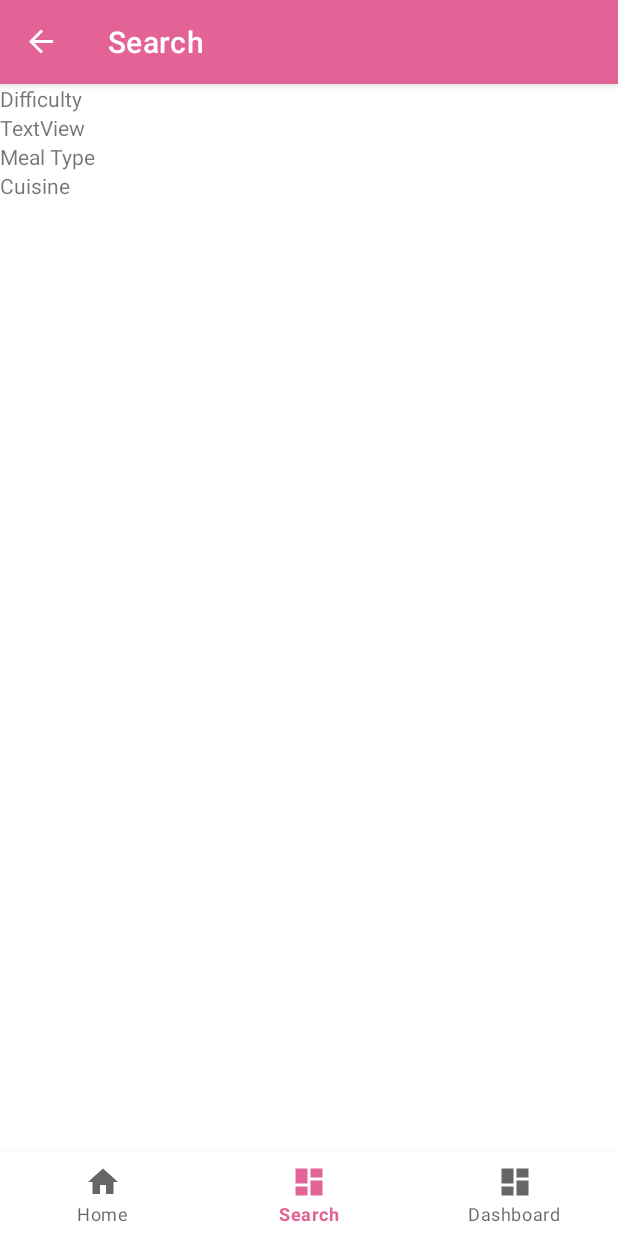
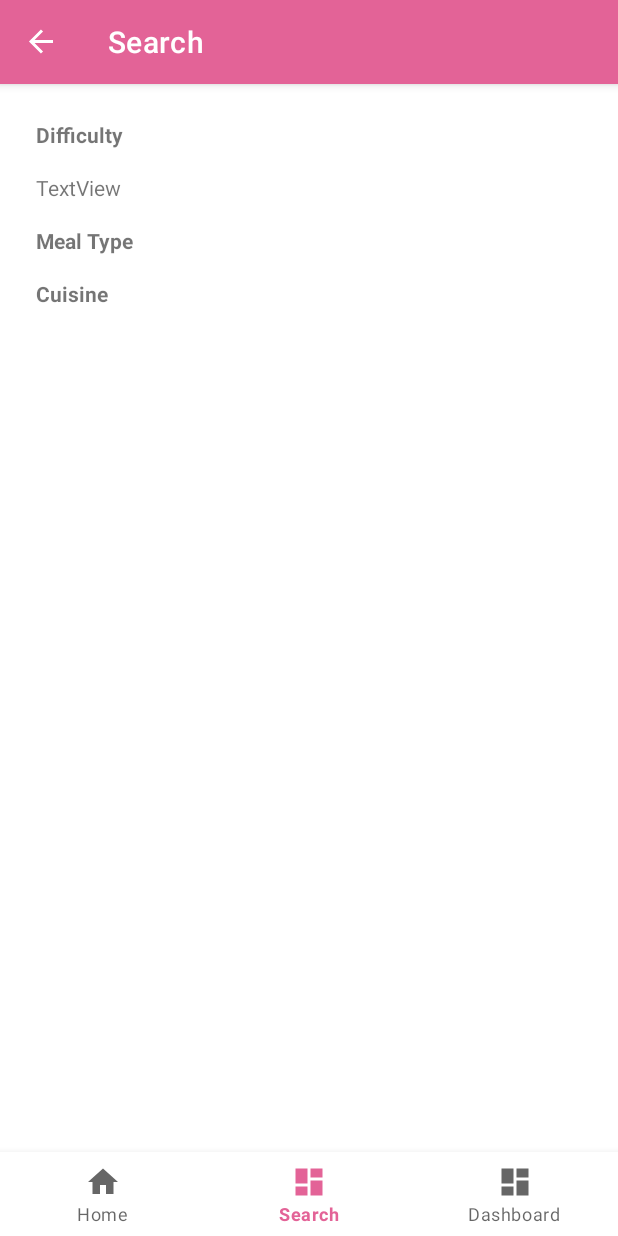
Before and after one commit to alfredbwong/FellowChef, an Android app: the SearchFragment screen opened through its navigation route, on a phone screen of 412 x 824 dp. Run offline under Robolectric (Android 15) with nearby library versions, the phone set to English and light mode, and no system bars; our stand-ins replace data binding, navigation-ui; Roboto replaces fonts that are not available here; 7 statements that could not run were skipped.

```diff
--- a/app/src/main/java/android/com/fellowchef/repository/RecipeRepository.kt
+++ b/app/src/main/java/android/com/fellowchef/repository/RecipeRepository.kt
@@ -6,10 +6,12 @@ import android.com.fellowchef.repository.models.*
 import android.com.fellowchef.service.FellowChefRecipeApi
 import android.com.fellowchef.service.FellowChefRecipeService
 import android.com.fellowchef.ui.recipe.Recipe
+import android.com.fellowchef.util.RateLimiter
 import android.util.Log
 import androidx.lifecycle.LiveData
 import androidx.lifecycle.MutableLiveData
 import kotlinx.coroutines.CoroutineScope
+import java.util.concurrent.TimeUnit
 
 class RecipeRepository(
     private val recipeService: FellowChefRecipeService,
@@ -17,6 +19,7 @@ class RecipeRepository(
     private val viewModelScope: CoroutineScope
 ) {
 
+    private val recipeListRateLimit = RateLimiter<String>(1, TimeUnit.MINUTES)
     fun getRecipesFeed(): LiveData<Resource<List<Recipe>>> {
         //Return using object expression from abstract super class
         return object : NetworkResource<List<Recipe>>(viewModelScope) {
@@ -26,7 +29,7 @@ class RecipeRepository(
 
             override suspend fun shouldFetch(data: List<Recipe>?): Boolean {
                 Log.i(TAG, "shouldFetch...${data.isNullOrEmpty()}")
-                return data.isNullOrEmpty()
+                return data.isNullOrEmpty() || recipeListRateLimit.shouldFetch("RECIPE_KEY")
             }
 
             override suspend fun fetchData(): Response<List<Recipe>> {
--- a/app/src/main/res/layout/fragment_search.xml
+++ b/app/src/main/res/layout/fragment_search.xml
@@ -11,34 +11,44 @@
         android:layout_width="match_parent"
         android:layout_height="match_parent"
         tools:context=".ui.search.SearchFragment">
+
         <LinearLayout
             android:layout_width="match_parent"
             android:layout_height="wrap_content"
-            android:orientation="vertical">
+            android:layout_margin="@dimen/margin_default"
+            android:orientation="vertical"
+            android:padding="@dimen/padding_default">
 
             <TextView
                 android:id="@+id/difficultySection"
                 android:layout_width="match_parent"
                 android:layout_height="wrap_content"
-                android:text="@string/difficulty_section" />
+                android:layout_margin="@dimen/margin_default"
+                android:text="@string/difficulty_section"
+                android:textStyle="bold" />
 
             <TextView
                 android:id="@+id/responseText"
                 android:layout_width="match_parent"
                 android:layout_height="wrap_content"
+                android:layout_margin="@dimen/margin_default"
                 android:text="TextView" />
 
             <TextView
                 android:id="@+id/mealTypeSection"
                 android:layout_width="match_parent"
                 android:layout_height="wrap_content"
-                android:text="@string/meal_type_section" />
+                android:layout_margin="@dimen/margin_default"
+                android:text="@string/meal_type_section"
+                android:textStyle="bold" />
 
             <TextView
                 android:id="@+id/cuisineSection"
                 android:layout_width="match_parent"
                 android:layout_height="wrap_content"
-                android:text="@string/cuisine_section" />
+                android:layout_margin="@dimen/margin_default"
+                android:text="@string/cuisine_section"
+                android:textStyle="bold" />
         </LinearLayout>
 
     </androidx.core.widget.NestedScrollView>
```
Also changed, not shown: app/src/main/java/android/com/fellowchef/util/RateLimiter.kt (added, +51 -0 lines), app/src/main/res/layout/recipe_display_card_item.xml (+23 -26 lines).
